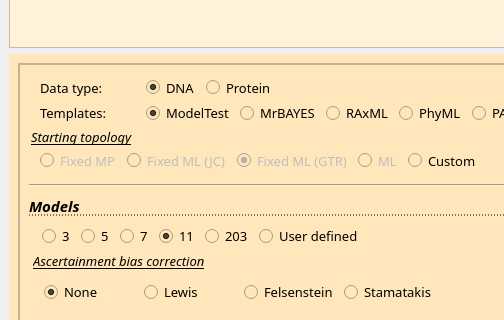
ddarriba/modeltest, file src/gui/xmodeltest.ui: the form before one commit; both pictures show x 0 to 504 and y 180 to 500 of the 842 by 766 pixel window.
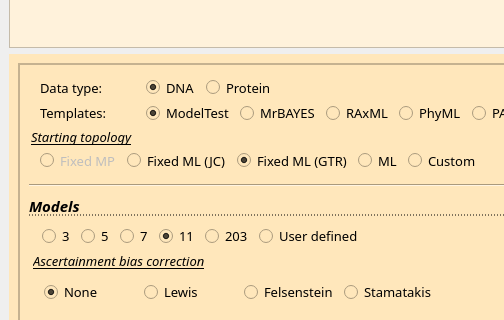
The form after the commit. Icons and pictures are not drawn.

Diff of the .ui file:
```diff
--- a/src/gui/xmodeltest.ui
+++ b/src/gui/xmodeltest.ui
@@ -1433,7 +1433,7 @@
                       <item>
                        <widget class="QRadioButton" name="radTopoFixedJc">
                         <property name="enabled">
-                         <bool>false</bool>
+                         <bool>true</bool>
                         </property>
                         <property name="font">
                          <font>
@@ -1455,7 +1455,7 @@
                       <item>
                        <widget class="QRadioButton" name="radTopoFixedGtr">
                         <property name="enabled">
-                         <bool>false</bool>
+                         <bool>true</bool>
                         </property>
                         <property name="font">
                          <font>
@@ -1480,7 +1480,7 @@
                       <item>
                        <widget class="QRadioButton" name="radTopoML">
                         <property name="enabled">
-                         <bool>false</bool>
+                         <bool>true</bool>
                         </property>
                         <property name="font">
                          <font>
```
